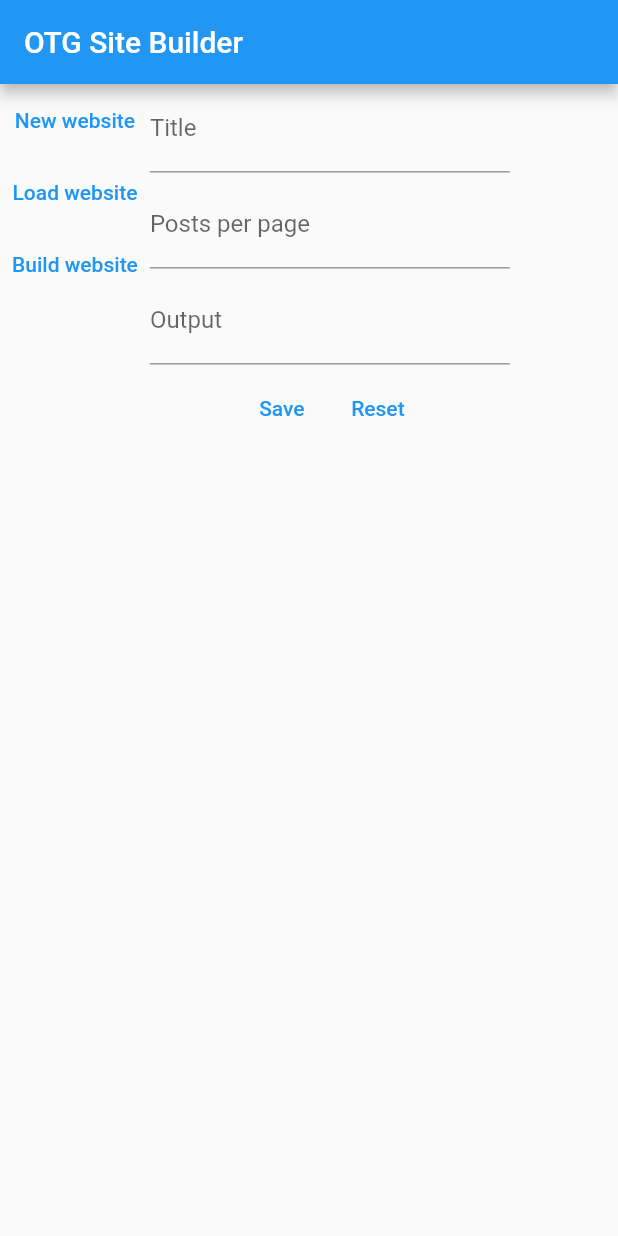
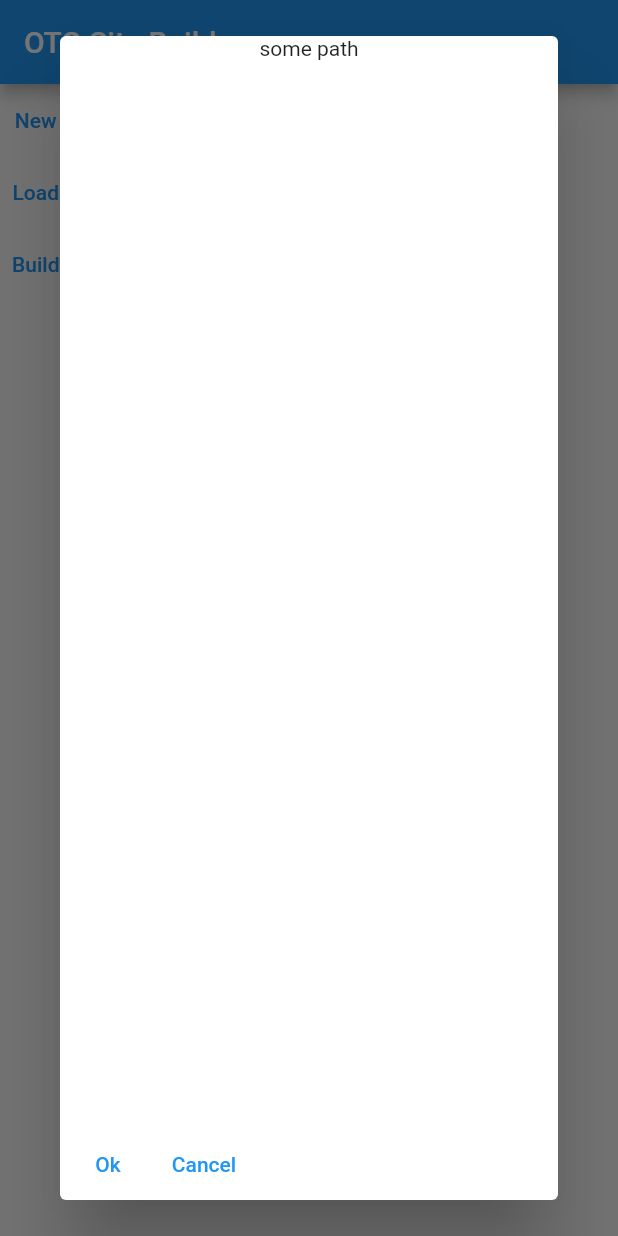
Before and after one commit to dotoscat/otgsitebuilder, a Flutter app: the screen it shows after launch, after a tap on "Build website", on a phone screen of 412 x 824 dp. Run offline on Flutter 3.47's test engine with Material 2 defaults, Android fonts, the phone set to English and light mode, and no system bars.

Commit message:
Display dialog from function

```diff
--- /dev/null
+++ b/app/lib/fileDialog.dart
@@ -0,0 +1,51 @@
+import 'package:flutter/material.dart';
+import 'package:http/http.dart' as http;
+
+class _FileDialog extends StatefulWidget {
+    _FileDialog({Key? key}) : super(key: key);
+
+    @override
+    State<_FileDialog> createState() => _FileDialogState();
+}
+
+class _FileDialogState extends State<_FileDialog> {
+
+    @override
+    Widget build(BuildContext context) {
+
+        List<Widget> children = <Widget>[
+            Center(child: Text("some path")),
+            Expanded(
+                child: ListView()
+            ),
+            Row(
+                children: <Widget>[
+                    TextButton(
+                        onPressed: (){},
+                        child: Text("Ok")
+                    ),
+                    TextButton(
+                        onPressed: (){},
+                        child: Text("Cancel")
+                    )
+                ]
+            ),
+        ];
+
+        return Column(
+            children: children
+        );
+    }
+}
+
+Future<void> fileDialog(BuildContext context, String path) async {
+
+    await showDialog<void>(
+        context: context,
+        builder: (BuildContext context) {
+            return Dialog(child: _FileDialog());
+        }
+    );
+
+    debugPrint("Hello! $path");
+}
--- a/app/lib/main.dart
+++ b/app/lib/main.dart
@@ -2,6 +2,8 @@ import 'package:flutter/material.dart';
 import "dart:convert";
 
 import 'package:http/http.dart' as http;
+
+import "fileDialog.dart";
 
 void main() {
   runApp(const MyApp());
@@ -250,6 +252,7 @@ class WebsiteScreen extends StatelessWidget {
                     TextButton(
                         onPressed: () {
                             debugPrint("Build website");
+                            fileDialog(context, "aaaarrgghhhh");
                         },
                         child: const Text("Build website")),
                 ]),
```
